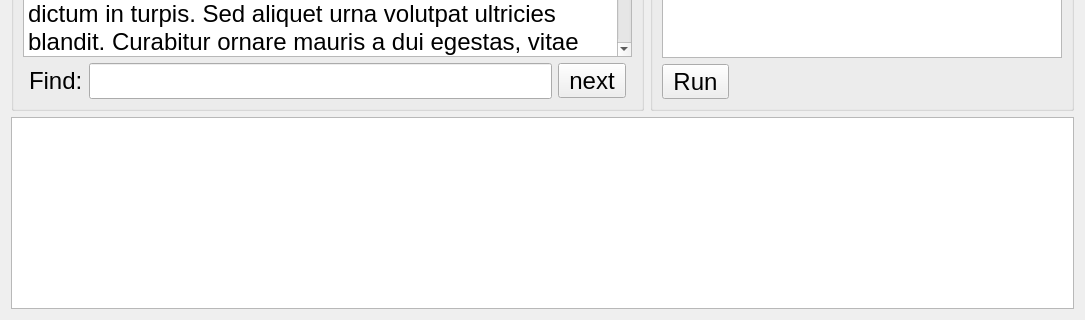
This is src/widget.ui in KDABLabs/qtws23-script-automation as Qt 5 draws it before an edit; both pictures show x 0 to 1085 and y 479 to 799 of the 1085 by 799 pixel window. The edited form follows.
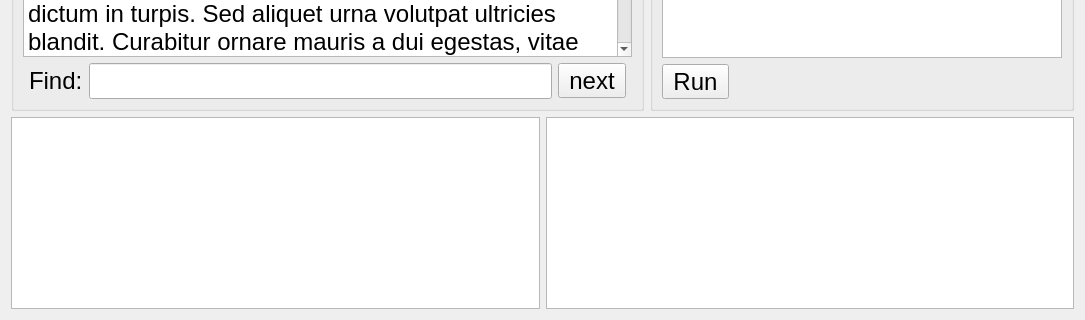
This is the edited form.

Commit message: Add the history model

Patch:
```diff
--- a/src/widget.ui
+++ b/src/widget.ui
@@ -117,6 +117,30 @@
     </widget>
    </item>
    <item row="1" column="0" colspan="2">
+    <layout class="QHBoxLayout" name="horizontalLayout_2">
+     <item>
+      <widget class="QTreeView" name="historyView">
+       <property name="sizePolicy">
+        <sizepolicy hsizetype="Expanding" vsizetype="Minimum">
+         <horstretch>0</horstretch>
+         <verstretch>0</verstretch>
+        </sizepolicy>
+       </property>
+       <property name="selectionMode">
+        <enum>QAbstractItemView::ContiguousSelection</enum>
+       </property>
+       <property name="rootIsDecorated">
+        <bool>false</bool>
+       </property>
+       <property name="itemsExpandable">
+        <bool>false</bool>
+       </property>
+       <property name="expandsOnDoubleClick">
+        <bool>false</bool>
+       </property>
+      </widget>
+     </item>
+     <item>
     <widget class="QPlainTextEdit" name="debugView">
      <property name="sizePolicy">
       <sizepolicy hsizetype="Expanding" vsizetype="Minimum">
@@ -130,6 +154,8 @@
     </widget>
    </item>
   </layout>
+   </item>
+  </layout>
  </widget>
  <tabstops>
   <tabstop>editor</tabstop>
```
Left out of the diff: 1 changed line with no effect on the pictures. Lines whose indentation alone changed are shown as unchanged. The commit also changes 5 other files.
